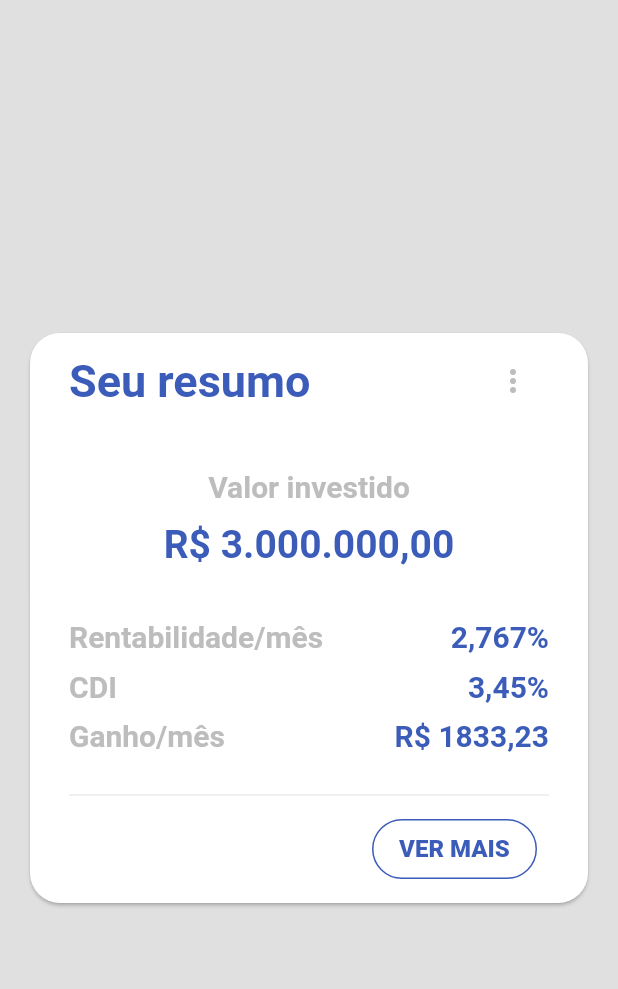
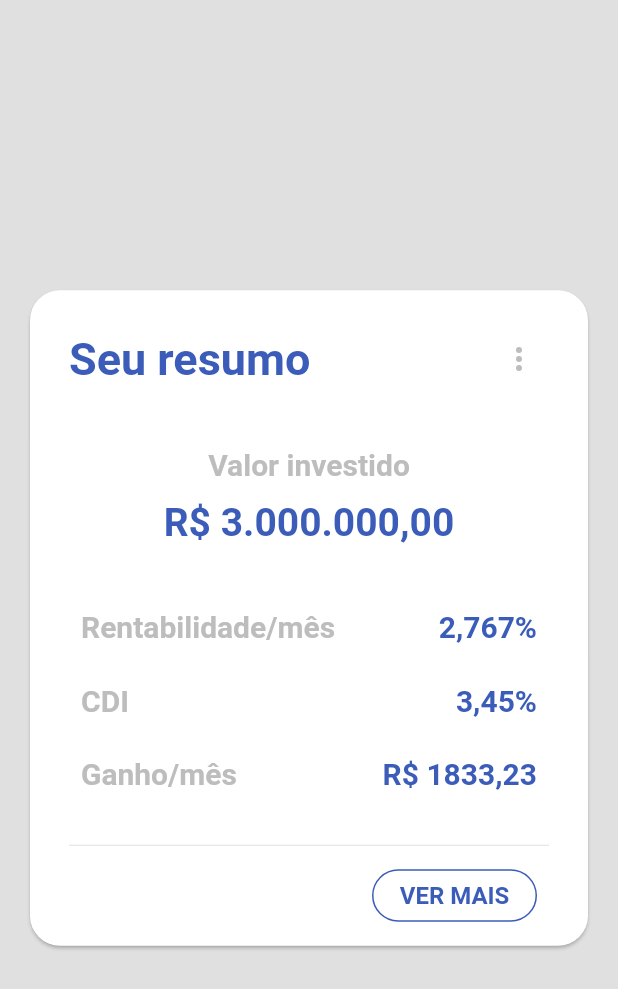
Before and after one commit to ollinmagno/fliper_app, a Flutter app: the screen it shows after launch, on a phone screen of 412 x 824 dp. Shown: the top 989 px of the screen. Run offline on Flutter 3.47's test engine with Material 2 defaults, Android fonts, the phone set to English and light mode, and no system bars.

Commit message:
ajuste no botão e espaçamento

```diff
--- a/lib/src/home/home_screen.dart
+++ b/lib/src/home/home_screen.dart
@@ -15,12 +15,11 @@ class HomeScreen extends StatelessWidget {
                 borderRadius: BorderRadius.circular(20.0),
               ),
               child: Container(
-                width: double.infinity,
+                margin: const EdgeInsets.only(
+                    left: 26.0, right: 26.0, top: 22.0, bottom: 8.0),
                 decoration: BoxDecoration(
                   borderRadius: BorderRadius.circular(20.0),
                 ),
-                margin: const EdgeInsets.only(
-                    left: 26.0, right: 26.0, top: 8.0, bottom: 8.0),
                 child: Column(
                   children: [
                     Row(
@@ -34,6 +33,7 @@ class HomeScreen extends StatelessWidget {
                               fontWeight: FontWeight.bold),
                         ),
                         IconButton(
+                          alignment: Alignment.centerRight,
                           icon: Icon(Icons.more_vert),
                           color: Colors.grey.shade400,
                           onPressed: () {},
@@ -68,7 +68,9 @@ class HomeScreen extends StatelessWidget {
                     Container(
                       child: Column(
                         children: [
-                          Row(
+                          Padding(
+                            padding: const EdgeInsets.all(8.0),
+                            child: Row(
                               mainAxisAlignment: MainAxisAlignment.spaceBetween,
                               children: [
                                 Text(
@@ -87,10 +89,13 @@ class HomeScreen extends StatelessWidget {
                                 ),
                               ],
                             ),
+                          ),
                           SizedBox(
                             height: 10.0,
                           ),
-                          Row(
+                          Padding(
+                            padding: const EdgeInsets.all(8),
+                            child: Row(
                               mainAxisAlignment: MainAxisAlignment.spaceBetween,
                               children: [
                                 Text(
@@ -109,10 +114,13 @@ class HomeScreen extends StatelessWidget {
                                 ),
                               ],
                             ),
+                          ),
                           SizedBox(
                             height: 10.0,
                           ),
-                          Row(
+                          Padding(
+                            padding: const EdgeInsets.all(8.0),
+                            child: Row(
                               mainAxisAlignment: MainAxisAlignment.spaceBetween,
                               children: [
                                 Text(
@@ -131,6 +139,7 @@ class HomeScreen extends StatelessWidget {
                                 ),
                               ],
                             ),
+                          ),
                           SizedBox(
                             height: 20.0,
                           ),
@@ -138,11 +147,16 @@ class HomeScreen extends StatelessWidget {
                       ),
                     ),
                     Divider(),
+
+                    Row(
+                      //mainAxisAlignment: MainAxisAlignment.end,
+                      children: [
+                        Spacer(),
                         ButtonTheme(
                           child: ButtonBar(
                             children: <Widget>[
                               Container(
-                            height: 40,
+                                height: 35,
                                 width: 110,
                                 decoration: BoxDecoration(
                                   border: Border.all(
@@ -157,7 +171,7 @@ class HomeScreen extends StatelessWidget {
                                   child: const Text(
                                     'VER MAIS',
                                     style: TextStyle(
-                                    fontWeight: FontWeight.w900,
+                                        fontWeight: FontWeight.w600,
                                         fontSize: 16,
                                         color: Color(0xff3b5cb8)),
                                   ),
@@ -169,6 +183,8 @@ class HomeScreen extends StatelessWidget {
                         ),
                       ],
                     ),
+                  ],
+                ),
               ),
             ),
           ],
```
Lines whose indentation alone changed are shown as unchanged.
